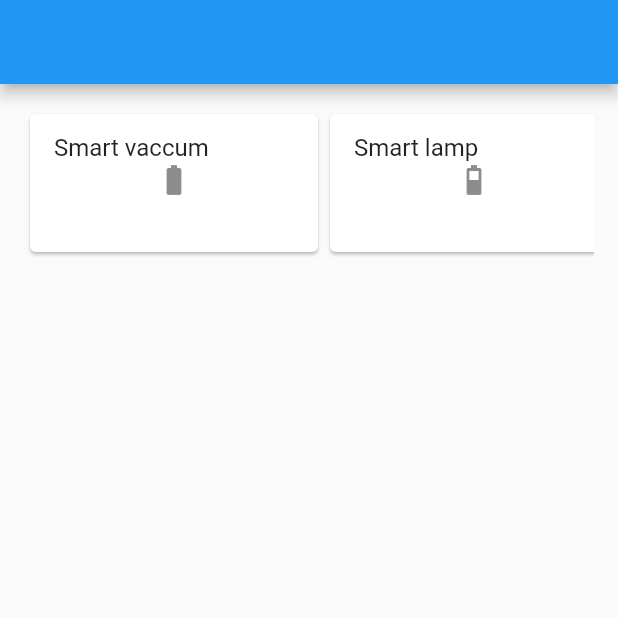
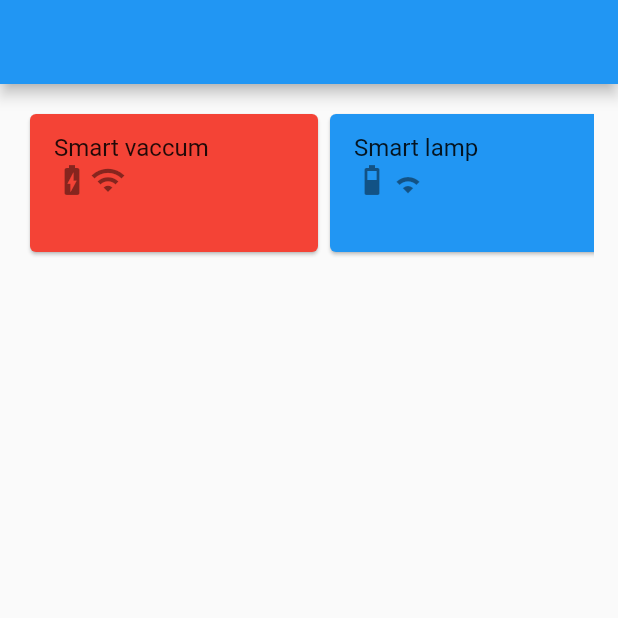
Before and after one commit to adnanjpg/clean-code-flutter, a Flutter app: the screen it shows after launch, on a phone screen of 412 x 824 dp, the top half of it. Run offline on Flutter 3.47's test engine with Material 2 defaults, Android fonts, the phone set to English and light mode, and no system bars; our stand-ins replace bloc, easy_localization, flutter_bloc, flutter_riverpod, freezed_annotation, go_router and 1 more.

Commit message:
fix home screen devices list view style

```diff
--- a/data/lib/data.dart
+++ b/data/lib/data.dart
@@ -1,3 +1,8 @@
 library data;
 
 export 'src/services/device_with_state_service.dart';
+
+export 'src/enums/device_color.dart';
+export 'src/enums/device_charging_state.dart';
+export 'src/enums/device_on_off_state.dart';
+export 'src/enums/device_type.dart';
--- a/presentation/lib/ui/widgets/devices_list.dart
+++ b/presentation/lib/ui/widgets/devices_list.dart
@@ -41,9 +41,15 @@ class _DevicesListBody extends StatelessWidget {
                 return SizedBox(
                   width: 200,
                   child: Card(
+                    color: device.bgColor,
                     child: ListTile(
                       title: Text(device.name),
-                      subtitle: Icon(device.batteryIcon),
+                      subtitle: Row(
+                        children: [
+                          Icon(device.batteryIcon),
+                          Icon(device.wifiIcon),
+                        ],
+                      ),
                     ),
                   ),
                 );
```
Also changed, not shown: domain/lib/src/devices/devices_list_bloc.dart (+43 -0 lines), domain/pubspec.lock.
